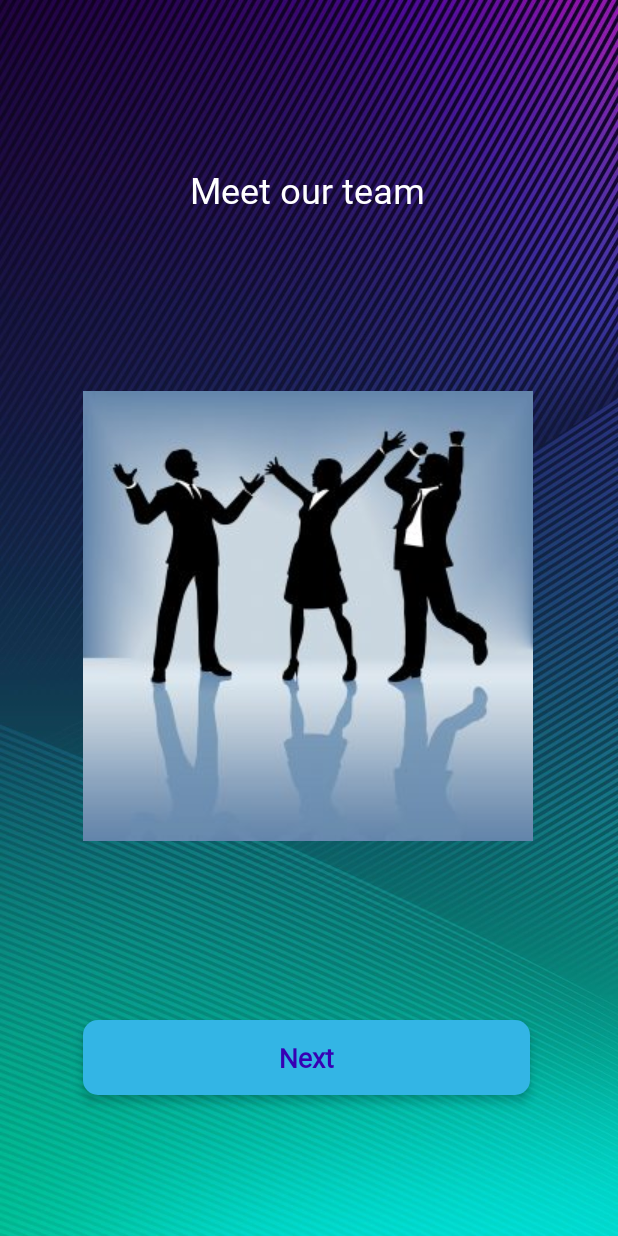
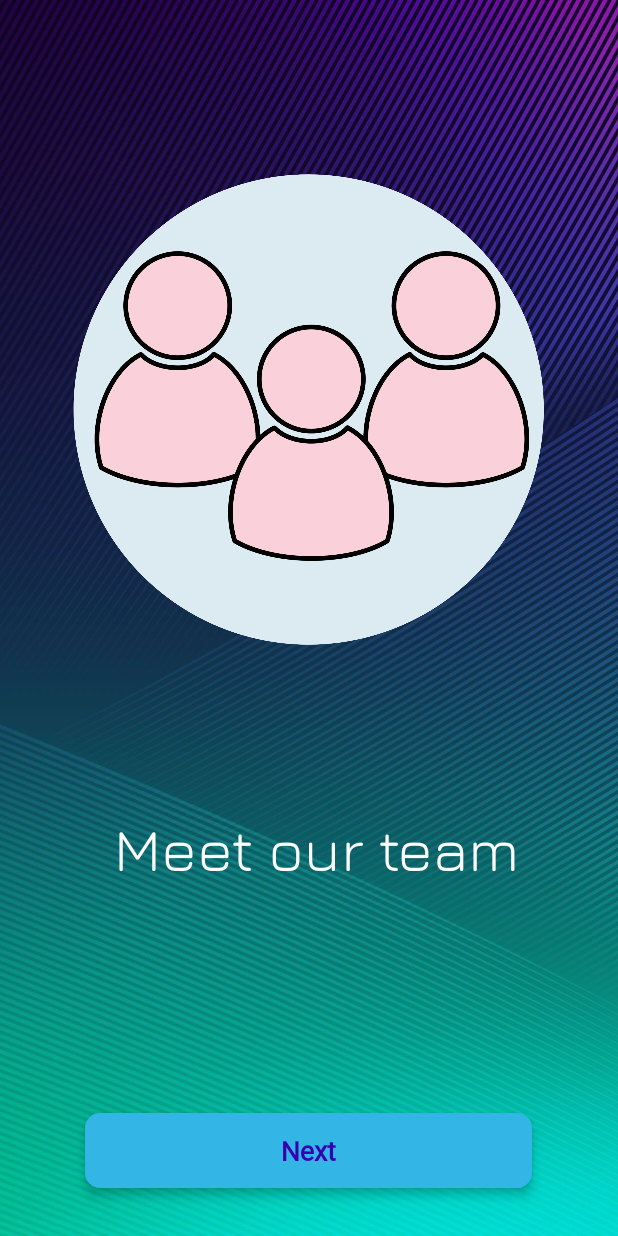
Before and after one commit to mpasko90/GroupApplication, an Android app: the screen it shows after launch (FirstActivity), on a phone screen of 412 x 824 dp. Run offline under Robolectric (Android 15) with nearby library versions, the phone set to English and light mode, and no system bars.

Commit message:
zmiana pierwszego ekranu

```diff
--- a/app/src/main/res/layout/activity_first.xml
+++ b/app/src/main/res/layout/activity_first.xml
@@ -7,33 +7,36 @@
     android:background="@drawable/background"
     tools:context=".FirstActivity" >
 
+    <ImageView
+        android:id="@+id/teamImg"
+        android:layout_width="350dp"
+        android:layout_height="350dp"
+        android:layout_marginTop="80dp"
+        android:contentDescription="@string/strHello"
+        app:layout_constraintBottom_toTopOf="@+id/ourTeam"
+        app:layout_constraintEnd_toEndOf="parent"
+        app:layout_constraintHorizontal_bias="0.491"
+        app:layout_constraintStart_toStartOf="parent"
+        app:layout_constraintTop_toTopOf="parent"
+        app:layout_constraintVertical_bias="0.0"
+        app:srcCompat="@drawable/team2" />
+
     <TextView
         android:id="@+id/ourTeam"
-        android:layout_width="wrap_content"
-        android:layout_height="wrap_content"
-        android:layout_marginTop="100dp"
-        android:fontFamily="@font/jua"
+        android:layout_width="340dp"
+        android:layout_height="67dp"
+        android:fontFamily="@font/jura"
         android:padding="10dp"
         android:text="@string/strHello"
+        android:textAlignment="center"
         android:textColor="@color/white"
-        android:textSize="24sp"
-        app:layout_constraintEnd_toEndOf="parent"
-        app:layout_constraintHorizontal_bias="0.496"
-        app:layout_constraintStart_toStartOf="parent"
-        app:layout_constraintTop_toTopOf="parent" />
-
-    <ImageView
-        android:id="@+id/teamImg"
-        android:layout_width="wrap_content"
-        android:layout_height="wrap_content"
-        android:contentDescription="@string/strHello"
+        android:textSize="40sp"
         app:layout_constraintBottom_toBottomOf="parent"
         app:layout_constraintEnd_toEndOf="parent"
-        app:layout_constraintHorizontal_bias="0.495"
+        app:layout_constraintHorizontal_bias="0.563"
         app:layout_constraintStart_toStartOf="parent"
         app:layout_constraintTop_toTopOf="parent"
-        app:layout_constraintVertical_bias="0.498"
-        app:srcCompat="@drawable/team" />
+        app:layout_constraintVertical_bias="0.697" />
 
     <androidx.constraintlayout.widget.ConstraintLayout
         android:id="@+id/nextBtn1"
@@ -43,15 +46,15 @@
         android:elevation="4dp"
         app:layout_constraintBottom_toBottomOf="parent"
         app:layout_constraintEnd_toEndOf="@+id/teamImg"
-        app:layout_constraintHorizontal_bias="0.0"
         app:layout_constraintStart_toStartOf="@+id/teamImg"
-        app:layout_constraintTop_toBottomOf="@+id/teamImg"
-        app:layout_constraintVertical_bias="0.56">
+        app:layout_constraintTop_toBottomOf="@+id/ourTeam"
+        app:layout_constraintVertical_bias="0.822">
 
         <TextView
             android:id="@+id/textNext"
             android:layout_width="wrap_content"
             android:layout_height="wrap_content"
+            android:fontFamily="@font/jua"
             android:text="@string/strNext"
             android:textColor="@color/purple_700"
             android:textSize="18sp"
@@ -59,8 +62,7 @@
             app:layout_constraintBottom_toBottomOf="parent"
             app:layout_constraintEnd_toEndOf="parent"
             app:layout_constraintStart_toStartOf="parent"
-            app:layout_constraintTop_toTopOf="parent"
-            android:fontFamily="@font/jua"/>
+            app:layout_constraintTop_toTopOf="parent" />
     </androidx.constraintlayout.widget.ConstraintLayout>
 
 
--- a/app/src/main/res/values/preloaded_fonts.xml
+++ b/app/src/main/res/values/preloaded_fonts.xml
@@ -1,6 +1,7 @@
 <?xml version="1.0" encoding="utf-8"?>
 <resources>
     <array name="preloaded_fonts" translatable="false">
+        <item>@font/jura</item>
         <item>@font/poppins_black_italic</item>
     </array>
 </resources>
```
Also changed, not shown: app/src/main/res/drawable/team2.png (added), app/src/main/res/font/jura.ttf (added).
